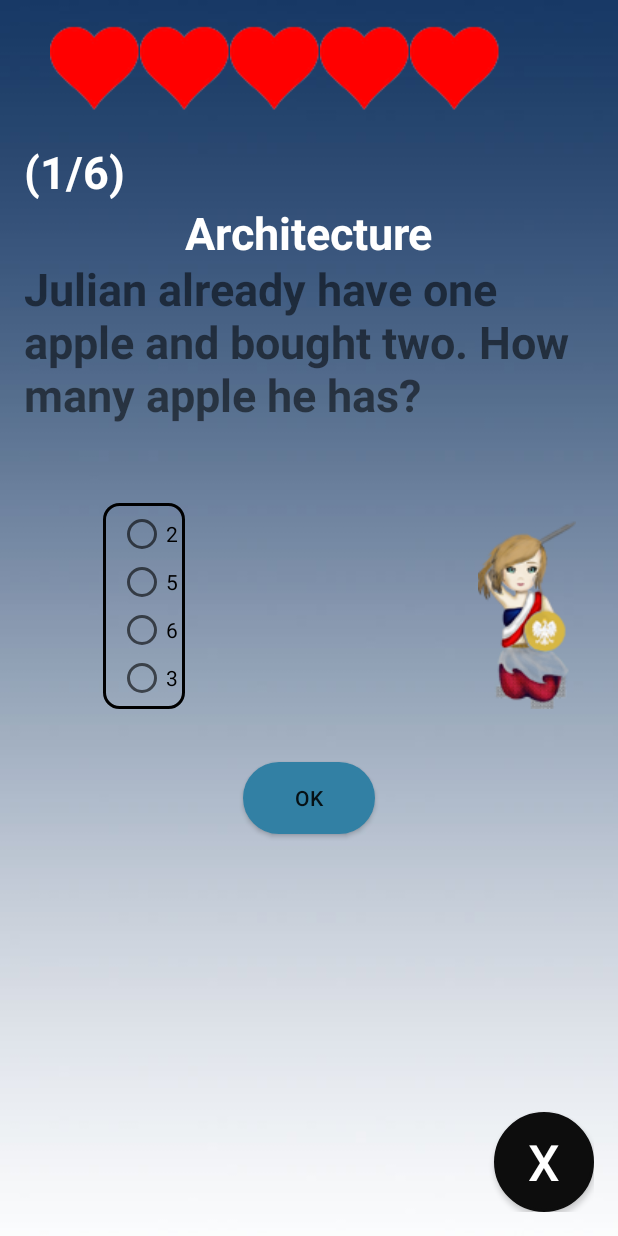
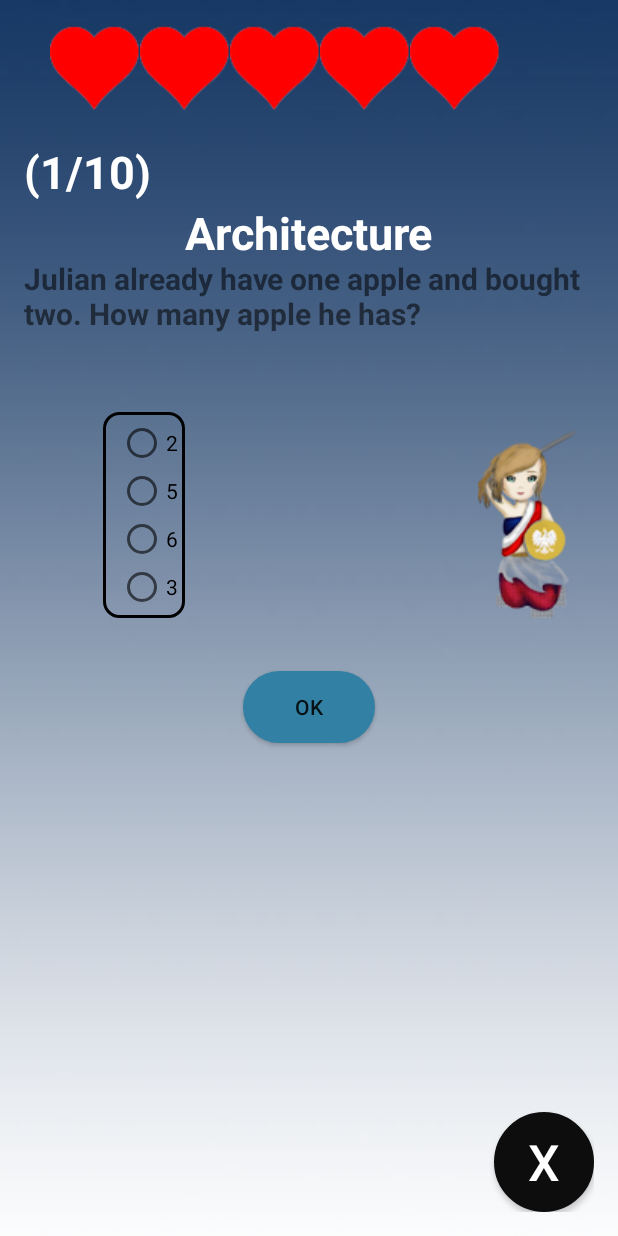
Before and after one commit to Myxy1/MAU, an Android app: the Game screen opened directly, with no data from a screen before it, on a phone screen of 412 x 824 dp. Run offline under Robolectric (Android 15) with nearby library versions, the phone set to English and light mode, and no system bars.

Commit message:
Új file-ok

```diff
--- a/app/src/main/java/com/example/miki_proba/mau/Game.java
+++ b/app/src/main/java/com/example/miki_proba/mau/Game.java
@@ -39,22 +39,36 @@
     private ImageView kategoria;
 
     private String topics[]={"Art","Geography","Maths","Music","Enviroment","Architecture","Astronomy","Informatics"};
-
+    /*
     private String questions[]={"Julian already have one apple and bought two. How many apple he has?",     //első kérdés
                                 "How much 5 + 5 ?",                                                         //második kérdés
                                 "How many questions do you already answered?",                              //harmadik kérdés
                                 "How much 5 * 295 / 6 ?",                                                   //negyedik kérdés
                                 "How much 294871 - 5123 ?",                                                  //ötödik kérdés
-                                "What is the height of a giraffe?(m)"};                                      //hatodik kérdés
+                                "What is the height of a giraffe?(m)",                                      //hatodik kérdés
+                                "Given: the triangle ABC with vertices A=(-1, 0), B=(1, -1) and C=(1, 2). The centre of gravity of this triangle is the point of coordinates:",
+                                "Is the 528th element of Fibonacci sequence an even number? ",
+                                "How do we determine the centre of gravity of a body with a irregular shape?",
+                                "How do you explain that the candle swings while it burns?"};
+
+    private String ans[]={"3","10","3","245","289748","5","S=(2/3 , 2/3)","Yes","with the help of a pin and with plumb","trying to keep the same moments of the rotation"};
 
 
-    private String ans[]={"3","10","3","245","289748","5"};
     private String opt[]={"2","5","6","3",      //első válasz lehetőségek
-                          "10","20","30","40",  //második válasz lehetőségek
-                             "1","2","3","4",   //harmadik válasz lehetőségek
-                                "124","20","245","9091",    //negyedik válasz lehetőségek
+                                    "10","20","30","40",  //második válasz lehetőségek
+                                    "1","2","3","4",   //harmadik válasz lehetőségek
+                                    "124","20","245","9091",    //negyedik válasz lehetőségek
                                     "223448","289748","222748","289438",       //ötödik válasz lehetőségek
-                                    "100","50","5","10"};       //hatodik válasz lehetőségek
+                                    "100","50","5","10",       //hatodik válasz lehetőségek
+                                    "S=(1/3 , 2/3)","S=(1/3 , 1/3)","S=(2/3 , 2/3)","S=(2/3 , 1/3)",
+                                    "Yes","No","Yes","No",
+                                    "with the help of a pin and with plumb","with the spirit -level","with the ruler","all answer is correct",
+                                    "trying to find the balance","trying to keep the same moments of the rotation","trying to find the center of the gravity","all answer is correct"};
+    */
+
+    private String questions[];
+    private String ans[];
+    private String opt[];
 
     private int flag=0;
     private int correct,wrong;
@@ -67,6 +81,10 @@
     protected void onCreate(Bundle savedInstanceState) {
         super.onCreate(savedInstanceState);
         setContentView(R.layout.activity_game);
+
+        questions = getResources().getStringArray(R.array.questions);
+        ans = getResources().getStringArray(R.array.ans);
+        opt = getResources().getStringArray(R.array.opt);
 
         tv = (TextView)findViewById(R.id.textView1);
         question = (TextView)findViewById(R.id.textView3);
--- a/app/src/main/res/layout/activity_game.xml
+++ b/app/src/main/res/layout/activity_game.xml
@@ -69,7 +69,7 @@
         android:layout_width="wrap_content"
         android:layout_height="wrap_content"
         android:text="Questions"
-        android:textSize="30dp"
+        android:textSize="20dp"
         android:textStyle="bold"
         android:layout_marginTop="96dp"
         android:id="@+id/textView1"
@@ -133,8 +133,8 @@
         android:layout_toStartOf="@+id/textView4">
 
         <RadioButton
-            android:layout_width="wrap_content"
-            android:layout_height="wrap_content"
+            android:layout_width="fill_parent"
+            android:layout_height="fill_parent"
             android:id="@+id/radio0"
             android:text="RadioButton"/>
 
--- a/app/src/main/res/values/strings.xml
+++ b/app/src/main/res/values/strings.xml
@@ -1,3 +1,74 @@
 <resources>
     <string name="app_name">MAU</string>
+
+        <string-array name="questions">     //kérdések
+            <item>Julian already have one apple and bought two. How many apple he has?</item>
+            <item>How much 5 + 5 ?</item>
+            <item>How many questions do you already answered?</item>
+            <item>How much 5 * 295 / 6 ?</item>
+            <item>How much 294871 - 5123 ?</item>
+            <item>What is the height of a giraffe?(m)</item>
+            <item>Given: the triangle ABC with vertices A=(-1, 0), B=(1, -1) and C=(1, 2). The centre of gravity of this triangle is the point of coordinates:</item>
+            <item>Is the 528th element of Fibonacci sequence an even number?</item>
+            <item>How do we determine the centre of gravity of a body with a irregular shape?</item>
+            <item>How do you explain that the candle swings while it burns?</item>
+        </string-array>
+
+
+        <string-array name="opt">       //lehetőségek
+            <item>2</item>
+            <item>5</item>
+            <item>6</item>
+            <item>3</item>
+                <item>10</item>
+                <item>20</item>
+                <item>30</item>
+                <item>40</item>
+                    <item>1</item>
+                    <item>2</item>
+                    <item>3</item>
+                    <item>4</item>
+                        <item>124</item>
+                        <item>20</item>
+                        <item>245</item>
+                        <item>9091</item>
+                            <item>223448</item>
+                            <item>289748</item>
+                            <item>222748</item>
+                            <item>289438</item>
+                                <item>100</item>
+                                <item>50</item>
+                                <item>5</item>
+                                <item>10</item>
+                            <item>S=(1/3 , 2/3)</item>
+                            <item>S=(1/3 , 1/3)</item>
+                            <item>S=(2/3 , 2/3)</item>
+                            <item>S=(2/3 , 1/3)</item>
+                        <item>Yes</item>
+                        <item>No</item>
+                        <item>Yes</item>
+                        <item>No</item>
+                    <item>with the help of a pin and with plumb</item>
+                    <item>with the spirit -level</item>
+                    <item>with the ruler</item>
+                    <item>all answer is correct</item>
+                <item>trying to find the balance</item>
+                <item>trying to keep the same moments of the rotation</item>
+                <item>trying to find the center of the gravity</item>
+                <item>all answer is correct</item>
+        </string-array>
+
+
+        <string-array name="ans">       //jó válaszok
+            <item>3</item>
+            <item>10</item>
+            <item>3</item>
+            <item>245</item>
+            <item>289748</item>
+            <item>5</item>
+            <item>S=(2/3 , 2/3)</item>
+            <item>Yes</item>
+            <item>with the help of a pin and with plumb</item>
+            <item>trying to keep the same moments of the rotation</item>
+        </string-array>
 </resources>
```
